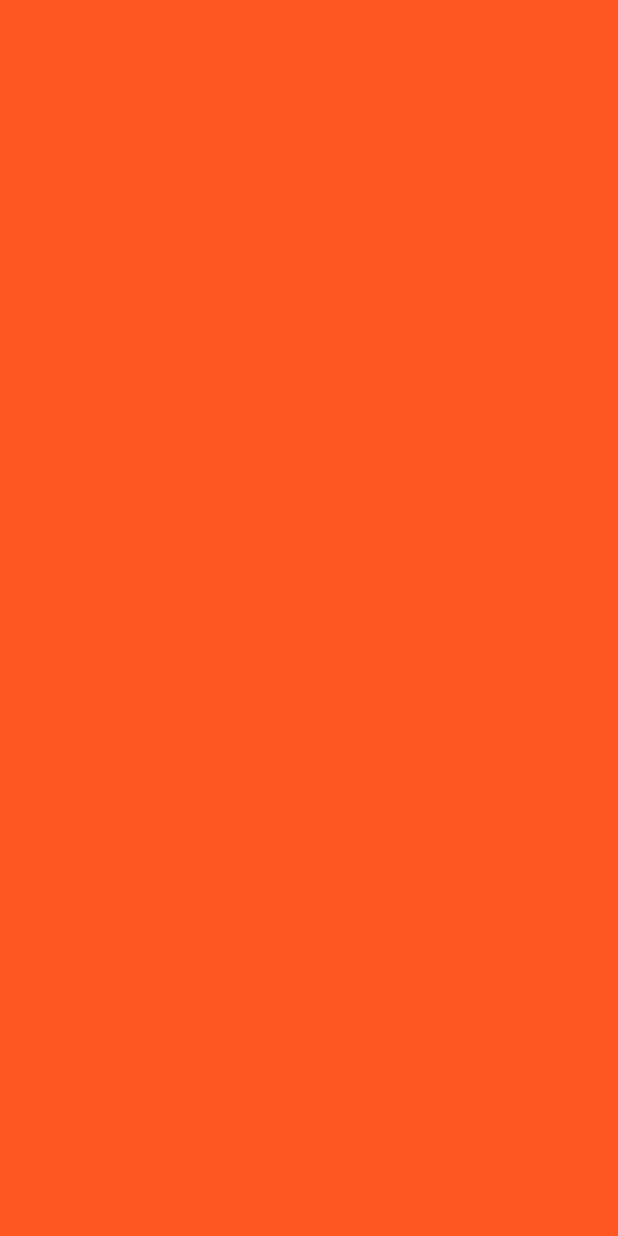
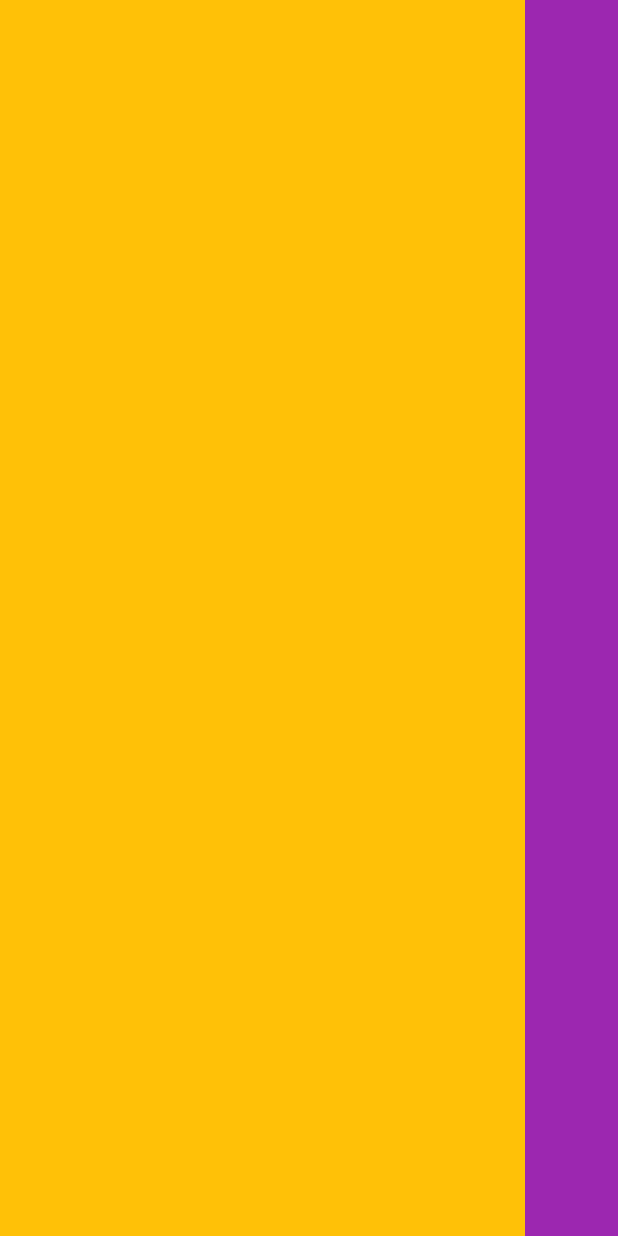
Before and after one commit to RRethy/Quasar, an Android app: the screen it shows after launch (MainActivity), on a phone screen of 412 x 824 dp. Before the commit the screen is empty. Run offline under Robolectric (Android 15) with nearby library versions, the phone set to English and light mode, and no system bars; our stand-ins replace ButterKnife.

Commit message:
Add offset to viewpager

```diff
--- a/app/src/main/java/com/bonnetrouge/quasar/Adapters/ScreenSlidePagerAdapter.java
+++ b/app/src/main/java/com/bonnetrouge/quasar/Adapters/PagerAdapter.java
@@ -9,11 +9,13 @@ import com.bonnetrouge.quasar.Fragments.FilterFragment;
 
 import java.util.ArrayList;
 
-public class ScreenSlidePagerAdapter extends FragmentStatePagerAdapter {
+public class PagerAdapter extends FragmentStatePagerAdapter {
+
+    private float pageWidth = 0.85f;
 
     private ArrayList<Fragment> fragments = new ArrayList<>();
 
-    public ScreenSlidePagerAdapter(FragmentManager fm) {
+    public PagerAdapter(FragmentManager fm) {
         super(fm);
         fragments.add(new FilterFragment());
         fragments.add(new BorderFragment());
@@ -28,4 +30,9 @@ public class ScreenSlidePagerAdapter extends FragmentStatePagerAdapter {
     public int getCount() {
         return fragments.size();
     }
+
+    @Override
+    public float getPageWidth(int position) {
+        return pageWidth;
+    }
 }
--- a/app/src/main/java/com/bonnetrouge/quasar/MainActivity.java
+++ b/app/src/main/java/com/bonnetrouge/quasar/MainActivity.java
@@ -1,29 +1,26 @@
 package com.bonnetrouge.quasar;
 
-import android.support.v4.view.PagerAdapter;
 import android.support.v4.view.ViewPager;
 import android.support.v7.app.AppCompatActivity;
 import android.os.Bundle;
 
-import com.bonnetrouge.quasar.Adapters.ScreenSlidePagerAdapter;
+import com.bonnetrouge.quasar.Adapters.PagerAdapter;
 
 import butterknife.BindView;
 import butterknife.ButterKnife;
 
 public class MainActivity extends AppCompatActivity {
 
-    private static final int NUM_PAGES = 2;
-
     @BindView(R.id.view_pager) ViewPager viewPager;
 
-    private PagerAdapter pagerAdapter;
+    private android.support.v4.view.PagerAdapter pagerAdapter;
 
     @Override
     protected void onCreate(Bundle savedInstanceState) {
         super.onCreate(savedInstanceState);
         setContentView(R.layout.activity_main);
         ButterKnife.bind(this);
-        this.pagerAdapter = new ScreenSlidePagerAdapter(getSupportFragmentManager());
+        this.pagerAdapter = new PagerAdapter(getSupportFragmentManager());
         this.viewPager.setAdapter(this.pagerAdapter);
     }
 }
--- a/app/src/main/res/layout/fragment_border.xml
+++ b/app/src/main/res/layout/fragment_border.xml
@@ -3,6 +3,6 @@
 	xmlns:android="http://schemas.android.com/apk/res/android"
 	android:layout_width="match_parent"
 	android:layout_height="match_parent"
-	android:background="@color/colorAccent">
+	android:background="@color/nice_purple">
 
 </android.support.constraint.ConstraintLayout>
--- a/app/src/main/res/layout/fragment_filter.xml
+++ b/app/src/main/res/layout/fragment_filter.xml
@@ -3,6 +3,6 @@
 	xmlns:android="http://schemas.android.com/apk/res/android"
 	android:layout_width="match_parent"
 	android:layout_height="match_parent"
-	android:background="@color/colorPrimary">
+	android:background="@color/nice_light_orange">
 
 </android.support.constraint.ConstraintLayout>
--- a/app/src/main/res/values/colors.xml
+++ b/app/src/main/res/values/colors.xml
@@ -8,4 +8,6 @@
 	<color name="colorPrimaryText">#212121</color>
 	<color name="colorDivider">#BDBDBD</color>
 	<color name="colorSecondary">#757575</color>
+	<color name="nice_purple">#9C27B0</color>
+	<color name="nice_light_orange">#FFC107</color>
 </resources>
```
